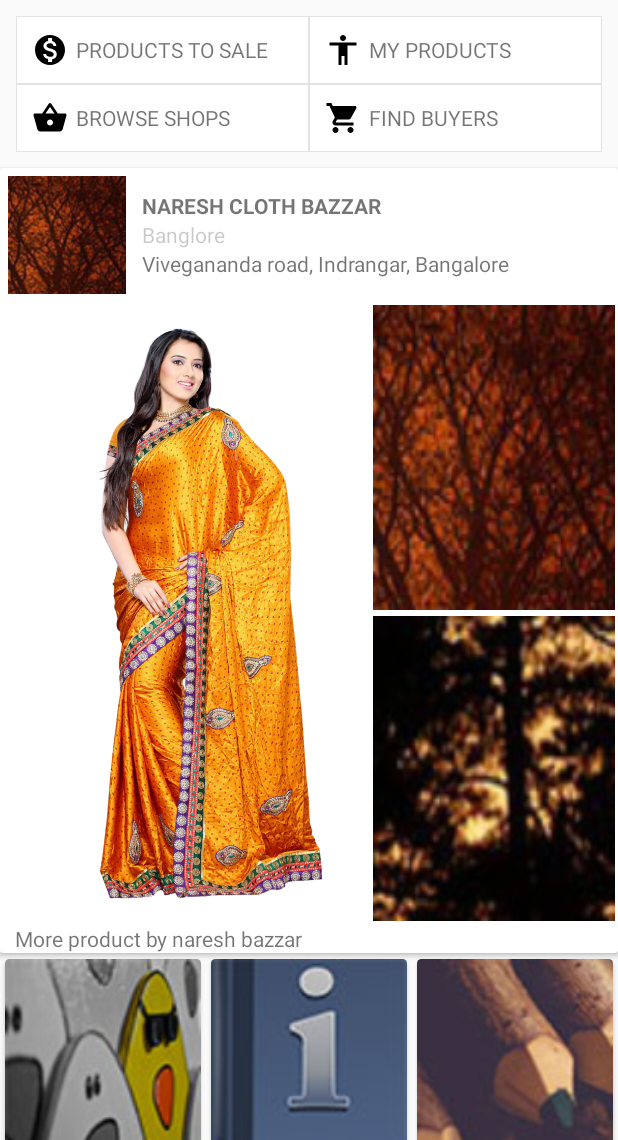
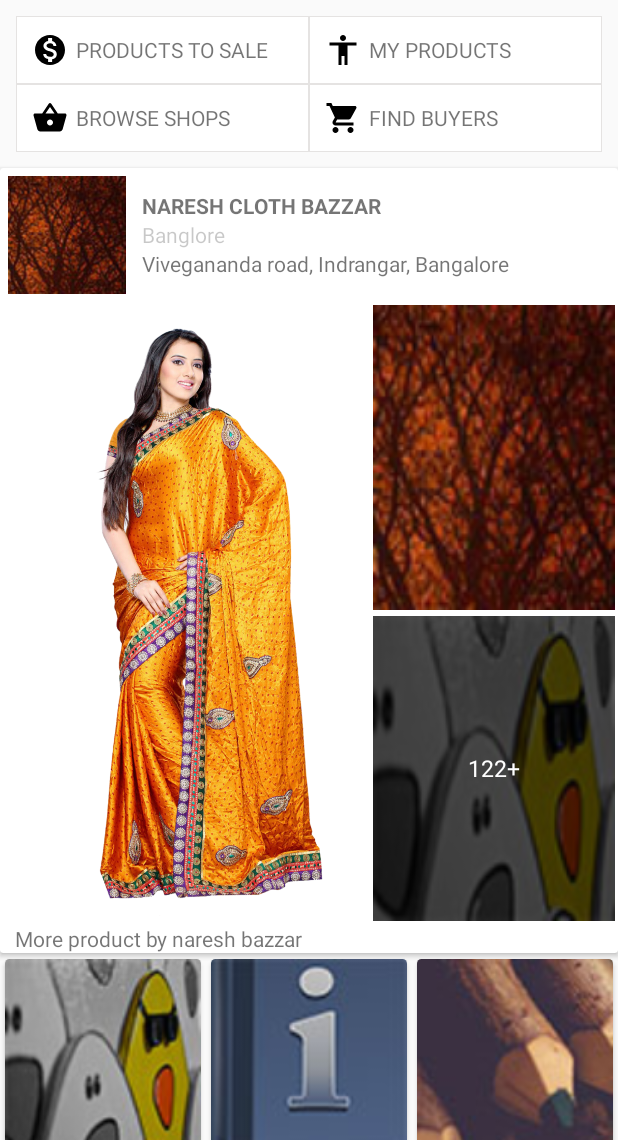
Before and after one commit to subaharan/LocalQueenSubaharan, an Android app: the screen it shows after launch (MainActivity), on a phone screen of 412 x 824 dp, the part 96-1236 px from its top. Run offline under Robolectric (Android 15) with nearby library versions, the phone set to English and light mode, and no system bars.

Commit message:
small UI change

```diff
--- a/app/src/main/res/layout/activity_main.xml
+++ b/app/src/main/res/layout/activity_main.xml
@@ -107,20 +107,33 @@
                             android:layout_width="match_parent"
                             android:layout_height="0dp"
                             android:layout_margin="2dp"
-
                             android:layout_weight="1"
-                            android:adjustViewBounds="true"
                             android:scaleType="fitXY"
                             android:src="@drawable/eight" />
+<RelativeLayout
+    android:layout_width="match_parent"
+    android:layout_height="0dp"
+    android:layout_margin="2dp"
+    android:layout_weight="1">
+    <ImageView
+        android:layout_width="match_parent"
+        android:layout_height="match_parent"
+        android:scaleType="fitXY"
+        android:src="@drawable/one" />
+    <TextView android:adjustViewBounds="true"
+        android:scaleType="centerCrop"
+        android:background="#95000000"
+        android:id="@+id/view2"
+        android:text="122+"
+        android:textSize="15sp"
+        android:gravity="center"
+        android:textColor="#fff"
+        android:contentDescription="@string/action_settings"
+        android:layout_width="match_parent"
+        android:layout_height="match_parent"
+        android:layout_alignBottom="@+id/country_photo" />
+</RelativeLayout>
 
-                        <ImageView
-                            android:layout_width="match_parent"
-                            android:layout_height="0dp"
-                            android:layout_margin="2dp"
-
-                            android:layout_weight="1"
-                            android:scaleType="fitXY"
-                            android:src="@drawable/six" />
                     </LinearLayout>
 
                 </LinearLayout>
```
